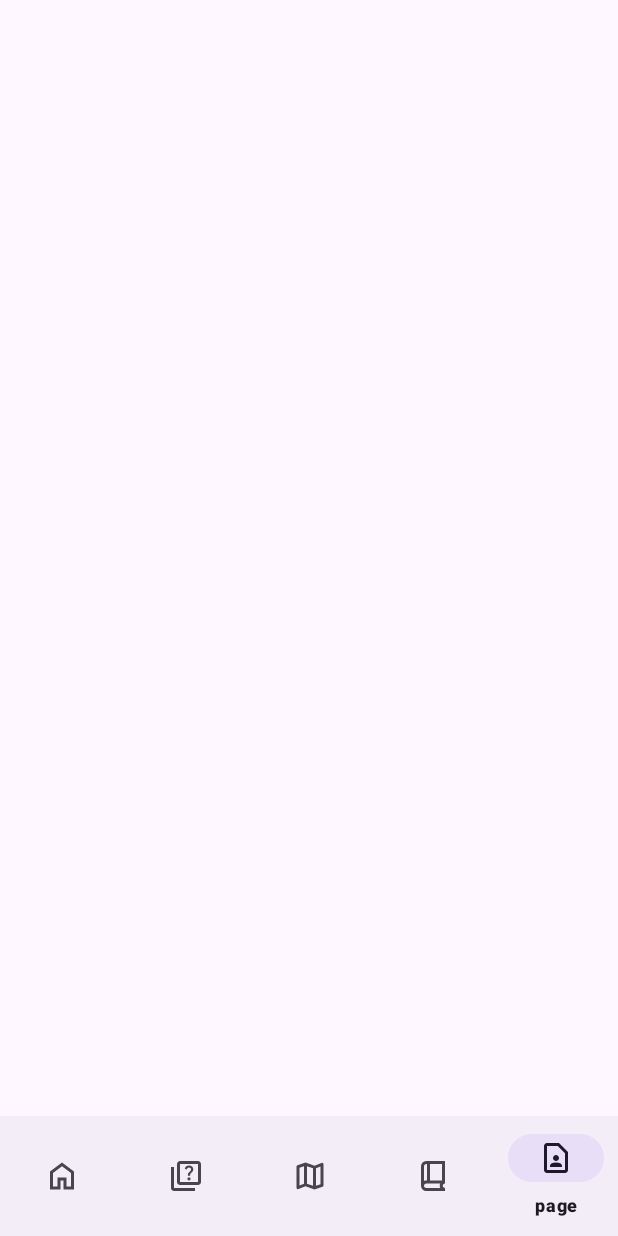
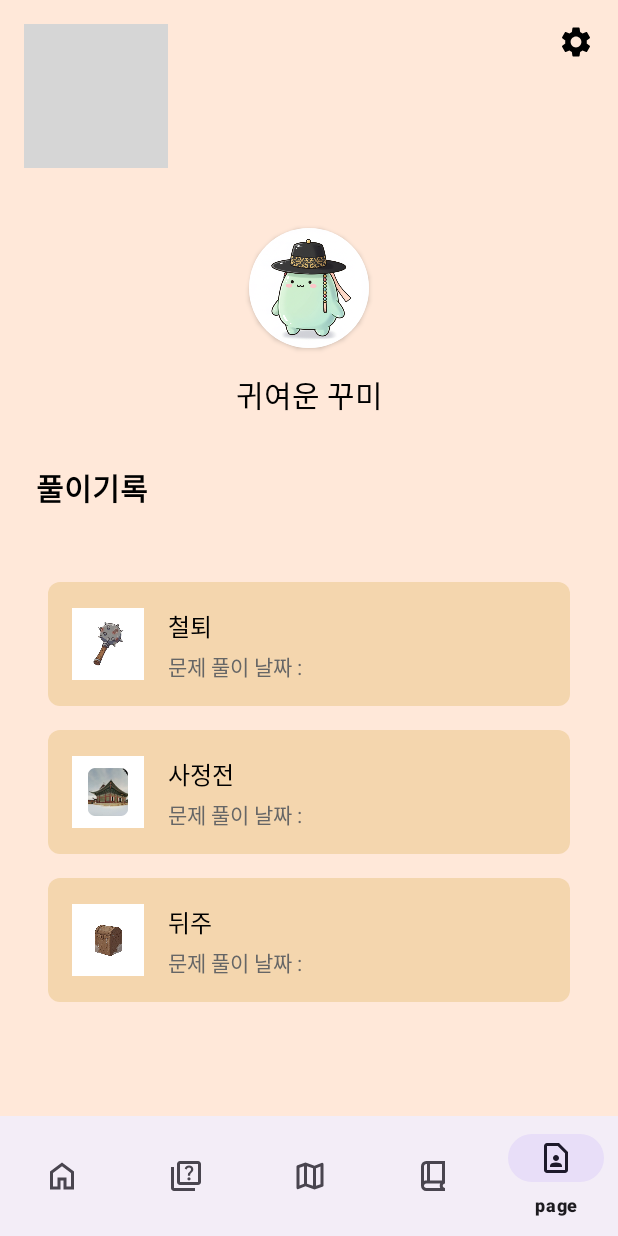
Before and after one commit to D105-6angle/MBG, an Android app: the TaskFragment screen opened through its navigation route, item 5 of the bottom bar chosen, on a phone screen of 412 x 824 dp. Run offline under Robolectric (Android 15) with nearby library versions, the phone set to English and light mode, and no system bars; our stand-ins replace Dagger/Hilt's generated code, navigation-ui; grey boxes are pictures that could not be loaded.

Commit message:
S12P11D106-49 feat: 마이페이지 UI 구현

```diff
--- /dev/null
+++ b/MBG/app/src/main/java/com/ssafy/mbg/adapter/ProblemHistoryAdapter.kt
@@ -0,0 +1,54 @@
+package com.ssafy.mbg.adapter
+
+import android.view.LayoutInflater
+import android.view.ViewGroup
+import androidx.recyclerview.widget.RecyclerView
+import com.ssafy.mbg.data.ProblemHistory
+import com.ssafy.mbg.databinding.ItemProblemHistoryBinding
+import java.text.SimpleDateFormat
+import java.util.Locale
+
+class ProblemHistoryAdapter : RecyclerView.Adapter<ProblemHistoryAdapter.ProblemHistoryHolder>() {
+
+    private var problemHistories = listOf<ProblemHistory>()
+
+    class ProblemHistoryHolder(private val binding: ItemProblemHistoryBinding) :
+        RecyclerView.ViewHolder(binding.root) {
+
+        private val dateFormat = SimpleDateFormat("yyyy.MM.dd", Locale.getDefault())
+
+        fun bind(history: ProblemHistory) {
+            binding.apply {
+                // 아이콘 설정
+                itemIcon.setImageResource(history.iconResId)
+
+                // 제목 설정
+                itemTitle.text = history.title
+
+                // 날짜 포맷팅 및 설정
+                itemDate.text = history.lastSolvedAt.substring(0, 10)
+                    .replace("-", ".")
+            }
+        }
+    }
+
+    override fun onCreateViewHolder(parent: ViewGroup, viewType: Int): ProblemHistoryHolder {
+        val binding = ItemProblemHistoryBinding.inflate(
+            LayoutInflater.from(parent.context),
+            parent,
+            false
+        )
+        return ProblemHistoryHolder(binding)
+    }
+
+    override fun onBindViewHolder(holder: ProblemHistoryHolder, position: Int) {
+        holder.bind(problemHistories[position])
+    }
+
+    override fun getItemCount() = problemHistories.size
+
+    fun updateHistories(newHistories: List<ProblemHistory>) {
+        problemHistories = newHistories
+        notifyDataSetChanged()
+    }
+}
--- /dev/null
+++ b/MBG/app/src/main/java/com/ssafy/mbg/data/ProblemHistory.kt
@@ -0,0 +1,8 @@
+package com.ssafy.mbg.data
+
+data class ProblemHistory(
+    val iconResId : Int,
+    val title : String,
+    val lastSolvedAt : String,
+    val result : Boolean
+)
--- /dev/null
+++ b/MBG/app/src/main/java/com/ssafy/mbg/ui/page/MyPageViewModel.kt
@@ -0,0 +1,4 @@
+package com.ssafy.mbg.ui.page
+
+class MyPageViewModel {
+}
--- /dev/null
+++ b/MBG/app/src/main/java/com/ssafy/mbg/ui/page/PageFragment.kt
@@ -0,0 +1,80 @@
+package com.ssafy.mbg.ui.page
+
+import android.os.Bundle
+import android.view.LayoutInflater
+import android.view.View
+import android.view.ViewGroup
+import androidx.fragment.app.Fragment
+import androidx.recyclerview.widget.LinearLayoutManager
+import com.ssafy.mbg.R
+import com.ssafy.mbg.adapter.ProblemHistoryAdapter
+import com.ssafy.mbg.data.ProblemHistory
+import com.ssafy.mbg.databinding.FragmentPageBinding
+
+class PageFragment : Fragment() {
+    private var _binding: FragmentPageBinding? = null
+    private val binding get() = _binding!!
+
+    private val problemHistoryAdapter = ProblemHistoryAdapter()
+
+    override fun onCreateView(
+        inflater: LayoutInflater,
+        container: ViewGroup?,
+        savedInstanceState: Bundle?
+    ): View {
+        _binding = FragmentPageBinding.inflate(inflater, container, false)
+        return binding.root
+    }
+
+    override fun onViewCreated(view: View, savedInstanceState: Bundle?) {
+        super.onViewCreated(view, savedInstanceState)
+
+        setupRecyclerView()
+        setupBackButton()
+        loadData()
+    }
+
+    override fun onDestroyView() {
+        super.onDestroyView()
+        _binding = null
+    }
+
+    private fun setupRecyclerView() {
+        binding.problemHistory.apply {
+            adapter = problemHistoryAdapter
+            layoutManager = LinearLayoutManager(context)
+        }
+    }
+
+    private fun setupBackButton() {
+        binding.backButton.setOnClickListener {
+            // 뒤로가기 처리
+            activity?.onBackPressed()
+        }
+    }
+
+    private fun loadData() {
+        // 더미 데이터 생성
+        val histories = listOf(
+            ProblemHistory(
+                iconResId = R.drawable.cultural_1,
+                title = "철퇴",
+                lastSolvedAt = "문제 풀이 날짜 : 2024-01-23",
+                result = true
+            ),
+            ProblemHistory(
+                iconResId = R.drawable.sajungjeon,
+                title = "사정전",
+                lastSolvedAt = "문제 풀이 날짜 : 2024-01-20",
+                result = true
+            ),
+            ProblemHistory(
+                iconResId = R.drawable.cultural_2,
+                title = "뒤주",
+                lastSolvedAt = "문제 풀이 날짜 : 2024-01-19",
+                result = false
+            )
+        )
+        problemHistoryAdapter.updateHistories(histories)
+    }
+}
--- /dev/null
+++ b/MBG/app/src/main/res/drawable/bg_problem_history_item.xml
@@ -0,0 +1,6 @@
+<?xml version="1.0" encoding="utf-8"?>
+<shape xmlns:android="http://schemas.android.com/apk/res/android"
+    android:shape="rectangle">
+    <solid android:color="#F4D6AE" />
+    <corners android:radius="8dp" />
+</shape>
--- /dev/null
+++ b/MBG/app/src/main/res/drawable/ic_settings.xml
@@ -0,0 +1,9 @@
+<vector xmlns:android="http://schemas.android.com/apk/res/android"
+    android:width="24dp"
+    android:height="24dp"
+    android:viewportWidth="24"
+    android:viewportHeight="24">
+    <path
+        android:fillColor="#000000"
+        android:pathData="M19.14,12.94c0.04,-0.3 0.06,-0.61 0.06,-0.94c0,-0.32 -0.02,-0.64 -0.07,-0.94l2.03,-1.58c0.18,-0.14 0.23,-0.41 0.12,-0.61l-1.92,-3.32c-0.12,-0.22 -0.37,-0.29 -0.59,-0.22l-2.39,0.96c-0.5,-0.38 -1.03,-0.7 -1.62,-0.94L14.4,2.81c-0.04,-0.24 -0.24,-0.41 -0.48,-0.41h-3.84c-0.24,0 -0.43,0.17 -0.47,0.41L9.25,5.35C8.66,5.59 8.12,5.92 7.63,6.29L5.24,5.33c-0.22,-0.08 -0.47,0 -0.59,0.22L2.74,8.87C2.62,9.08 2.66,9.34 2.86,9.48l2.03,1.58C4.84,11.36 4.8,11.69 4.8,12s0.02,0.64 0.07,0.94l-2.03,1.58c-0.18,0.14 -0.23,0.41 -0.12,0.61l1.92,3.32c0.12,0.22 0.37,0.29 0.59,0.22l2.39,-0.96c0.5,0.38 1.03,0.7 1.62,0.94l0.36,2.54c0.05,0.24 0.24,0.41 0.48,0.41h3.84c0.24,0 0.44,-0.17 0.47,-0.41l0.36,-2.54c0.59,-0.24 1.13,-0.56 1.62,-0.94l2.39,0.96c0.22,0.08 0.47,0 0.59,-0.22l1.92,-3.32c0.12,-0.22 0.07,-0.47 -0.12,-0.61L19.14,12.94zM12,15.6c-1.98,0 -3.6,-1.62 -3.6,-3.6s1.62,-3.6 3.6,-3.6s3.6,1.62 3.6,3.6S13.98,15.6 12,15.6z"/>
+</vector>
--- /dev/null
+++ b/MBG/app/src/main/res/layout/fragment_page.xml
@@ -0,0 +1,90 @@
+<?xml version="1.0" encoding="utf-8"?>
+<androidx.constraintlayout.widget.ConstraintLayout
+    xmlns:android="http://schemas.android.com/apk/res/android"
+    xmlns:app="http://schemas.android.com/apk/res-auto"
+    android:id="@+id/pageFragment"
+    android:layout_width="match_parent"
+    android:layout_height="match_parent"
+    android:background="#FFE8D9">
+
+    <!-- 뒤로 가기 버튼 -->
+    <ImageButton
+        android:id="@+id/backButton"
+        android:layout_width="wrap_content"
+        android:layout_height="wrap_content"
+        android:layout_marginStart="16dp"
+        android:layout_marginTop="16dp"
+        android:background="?attr/selectableItemBackgroundBorderless"
+        android:src="@drawable/ic_back"
+        app:layout_constraintStart_toStartOf="parent"
+        app:layout_constraintTop_toTopOf="parent" />
+
+<!--  세팅 버튼  -->
+    <ImageButton
+        android:id="@+id/settingsButton"
+        android:layout_width="wrap_content"
+        android:layout_height="wrap_content"
+        android:layout_marginEnd="16dp"
+        android:layout_marginTop="16dp"
+        android:background="?attr/selectableItemBackgroundBorderless"
+        android:src="@drawable/ic_settings"
+        app:layout_constraintEnd_toEndOf="parent"
+        app:layout_constraintTop_toTopOf="parent" />
+
+    <androidx.cardview.widget.CardView
+        android:id="@+id/profileCard"
+        android:layout_width="80dp"
+        android:layout_height="80dp"
+        android:layout_marginTop="40dp"
+        app:cardCornerRadius="40dp"
+        app:layout_constraintTop_toBottomOf="@id/backButton"
+        app:layout_constraintStart_toStartOf="parent"
+        app:layout_constraintEnd_toEndOf="parent">
+
+        <ImageView
+            android:id="@+id/profileImage"
+            android:src="@drawable/profile_example"
+            android:layout_width="match_parent"
+            android:layout_height="match_parent"
+            android:scaleType="centerCrop" />
+    </androidx.cardview.widget.CardView>
+
+    <TextView
+        android:id="@+id/profileName"
+        android:layout_width="wrap_content"
+        android:layout_height="wrap_content"
+        android:layout_marginTop="16dp"
+        android:text="@string/profile_name"
+        android:textSize="20sp"
+        android:textColor="#000000"
+        app:layout_constraintTop_toBottomOf="@id/profileCard"
+        app:layout_constraintStart_toStartOf="parent"
+        app:layout_constraintEnd_toEndOf="parent"
+        />
+
+    <TextView
+        android:id="@+id/historyTitle"
+        android:layout_width="wrap_content"
+        android:layout_height="wrap_content"
+        android:layout_marginTop="32dp"
+        android:layout_marginStart="24dp"
+        android:text="@string/problem_history"
+        android:textSize="20sp"
+        android:textColor="#000000"
+        android:textStyle="bold"
+        app:layout_constraintTop_toBottomOf="@id/profileName"
+        app:layout_constraintStart_toStartOf="parent"
+        />
+
+    <androidx.recyclerview.widget.RecyclerView
+        android:id="@+id/problemHistory"
+        android:layout_width="match_parent"
+        android:layout_height="0dp"
+        android:layout_marginTop="24dp"
+        android:padding="16dp"
+        app:layout_constraintTop_toBottomOf="@id/historyTitle"
+        app:layout_constraintBottom_toBottomOf="parent"
+        />
+
+
+</androidx.constraintlayout.widget.ConstraintLayout>
--- /dev/null
+++ b/MBG/app/src/main/res/layout/item_problem_history.xml
@@ -0,0 +1,43 @@
+<?xml version="1.0" encoding="utf-8"?>
+<androidx.constraintlayout.widget.ConstraintLayout
+    xmlns:android="http://schemas.android.com/apk/res/android"
+    xmlns:app="http://schemas.android.com/apk/res-auto"
+    android:layout_width="match_parent"
+    android:layout_height="wrap_content"
+    android:layout_marginHorizontal="16dp"
+    android:layout_marginVertical="8dp"
+    android:background="@drawable/bg_problem_history_item"
+    android:padding="16dp">
+
+    <ImageView
+        android:id="@+id/itemIcon"
+        android:layout_width="48dp"
+        android:layout_height="48dp"
+        android:padding="8dp"
+        android:background="#FFFFFF"
+        app:layout_constraintStart_toStartOf="parent"
+        app:layout_constraintTop_toTopOf="parent"
+        app:layout_constraintBottom_toBottomOf="parent"/>
+
+    <TextView
+        android:id="@+id/itemTitle"
+        android:layout_width="wrap_content"
+        android:layout_height="wrap_content"
+        android:layout_marginStart="16dp"
+        android:textSize="16sp"
+        android:textColor="#000000"
+        app:layout_constraintStart_toEndOf="@id/itemIcon"
+        app:layout_constraintTop_toTopOf="@id/itemIcon"/>
+
+    <TextView
+        android:id="@+id/itemDate"
+        android:layout_width="wrap_content"
+        android:layout_height="wrap_content"
+        android:layout_marginStart="16dp"
+        android:layout_marginTop="4dp"
+        android:textSize="14sp"
+        android:textColor="#666666"
+        app:layout_constraintStart_toEndOf="@id/itemIcon"
+        app:layout_constraintTop_toBottomOf="@id/itemTitle"/>
+
+</androidx.constraintlayout.widget.ConstraintLayout>
--- a/MBG/app/src/main/res/values/strings.xml
+++ b/MBG/app/src/main/res/values/strings.xml
@@ -15,5 +15,6 @@
     <string name="task_main">일정 관리</string>
     <string name="my_team">나의 팀</string>
     <string name="today_task">오늘의 일정</string>
-
+    <string name="profile_name">귀여운 꾸미</string>
+    <string name="problem_history">풀이기록</string>
 </resources>
```
Also changed, not shown: MBG/app/src/main/res/drawable/profile_example.png (added), MBG/app/src/main/res/drawable/sajungjeon.png (added).
